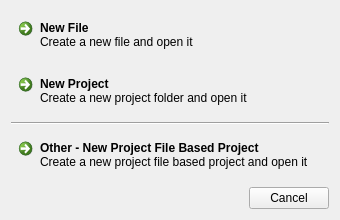
omniacreator/omniacreator-plugin, file newfileorprojectdialog.ui: the form before one commit.
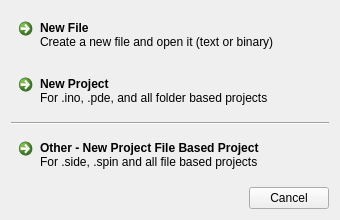
The form after the commit.

The edit to the form file:
```diff
--- a/newfileorprojectdialog.ui
+++ b/newfileorprojectdialog.ui
@@ -29,7 +29,7 @@
       <string>New File</string>
      </property>
      <property name="description">
-      <string>Create a new file and open it</string>
+      <string>Create a new file and open it (text or binary)</string>
      </property>
     </widget>
    </item>
@@ -39,7 +39,7 @@
       <string>New Project</string>
      </property>
      <property name="description">
-      <string>Create a new project folder and open it</string>
+      <string>For .ino, .pde, and all folder based projects</string>
      </property>
     </widget>
    </item>
@@ -56,7 +56,7 @@
       <string>Other - New Project File Based Project</string>
      </property>
      <property name="description">
-      <string>Create a new project file based project and open it</string>
+      <string>For .side, .spin and all file based projects</string>
      </property>
     </widget>
    </item>
```
